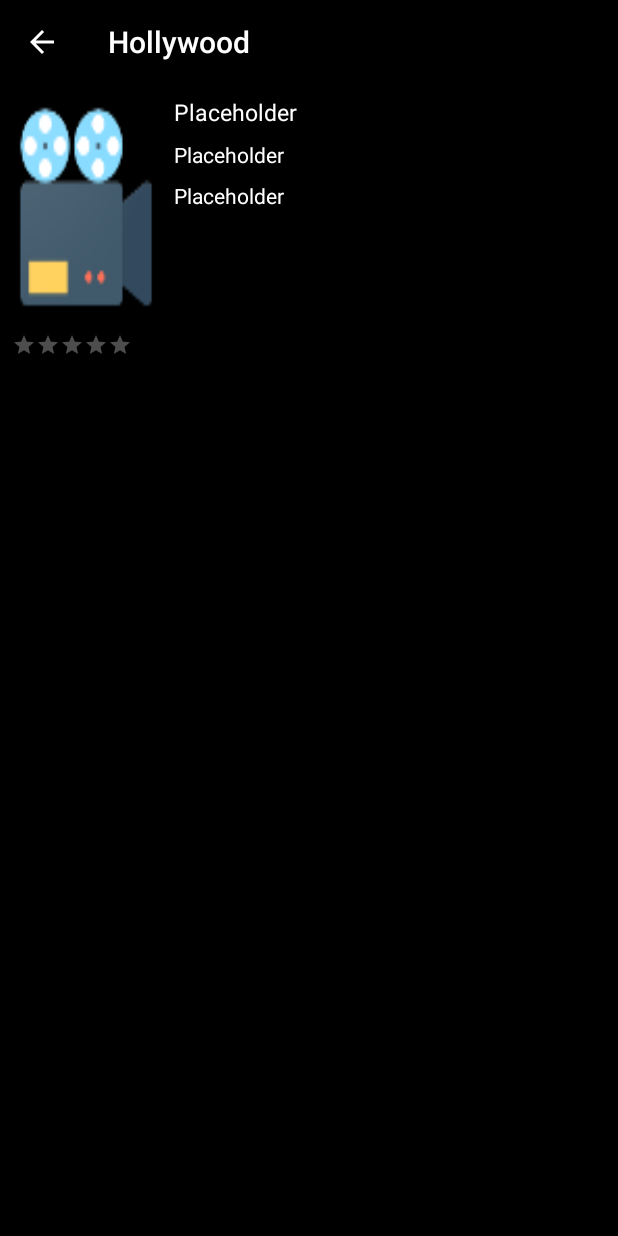
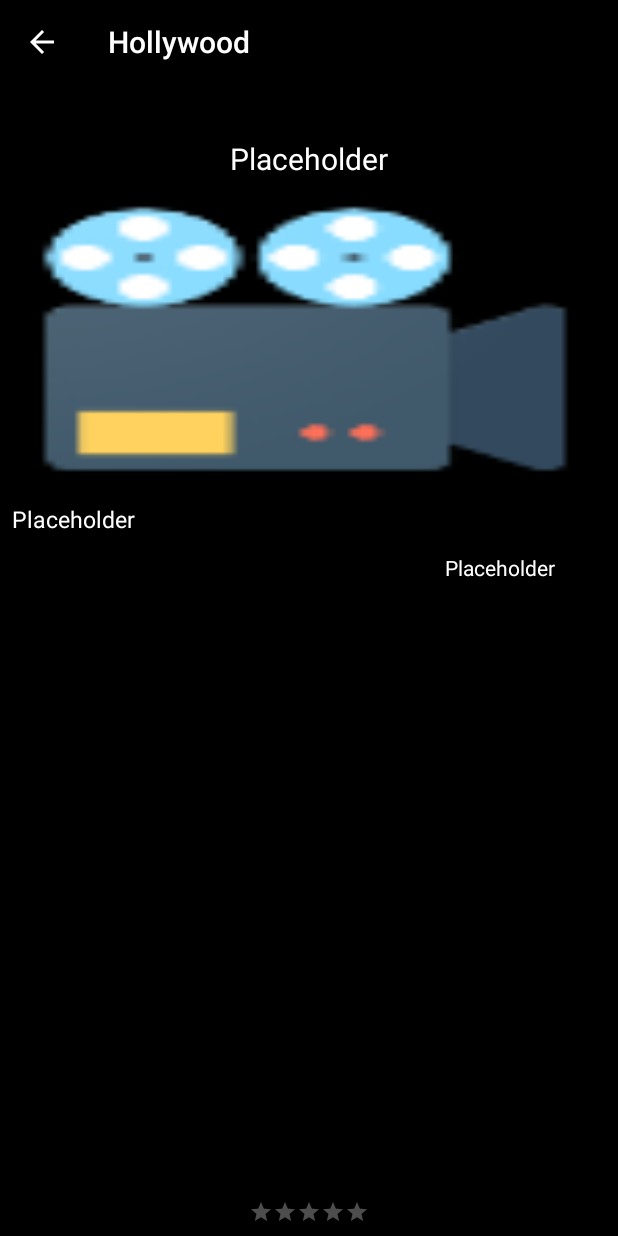
Before and after one commit to M7edshin/udacity-android-popular-movies-app, an Android app: the FavMovieDetailsActivity screen opened directly, with no data from a screen before it, on a phone screen of 412 x 824 dp. Run offline under Robolectric (Android 15) with nearby library versions, the phone set to English and light mode, and no system bars; our stand-ins replace ButterKnife, Picasso; libraries missing offline, so code that uses them is left out: com.borjabravo.readmoretextview; plain views replace ReadMoreTextView; pictures from the network do not load.

Commit message:
Initial commit

```diff
--- a/app/src/main/java/m7edshin/popularmovieapp/FavMovieDetailsActivity.java
+++ b/app/src/main/java/m7edshin/popularmovieapp/FavMovieDetailsActivity.java
@@ -57,7 +57,7 @@ public class FavMovieDetailsActivity extends AppCompatActivity {
             Picasso.with(this).load(path).into(iv_fav_poster);
             tv_fav_title.setText(movieTitle);
             tv_synopsis.setText(movieSynopsis);
-            tv_fav_release_date.setText(movieReleaseDate);
+            tv_fav_release_date.setText(getString(R.string.release)+movieReleaseDate);
             rating_bar.setRating(Float.parseFloat(movieRating) / 2);
 
         }
@@ -74,5 +74,4 @@ public class FavMovieDetailsActivity extends AppCompatActivity {
         }
         return super.onOptionsItemSelected(item);
     }
-
 }
--- a/app/src/main/java/m7edshin/popularmovieapp/Utilities/MovieExtraDetailsLoader.java
+++ b/app/src/main/java/m7edshin/popularmovieapp/Utilities/MovieExtraDetailsLoader.java
@@ -6,7 +6,6 @@ import android.content.Context;
 import java.util.List;
 
 import m7edshin.popularmovieapp.Models.MovieExtraDetails;
-import m7edshin.popularmovieapp.Models.MovieReview;
 
 /**
  * Created by Mohamed Shahin on 26/02/2018.
@@ -31,7 +30,7 @@ public class MovieExtraDetailsLoader extends AsyncTaskLoader<MovieExtraDetails>
     public MovieExtraDetails loadInBackground() {
         if(url == null) return null;
 
-        List<MovieReview> reviewsList;
+        List<String> reviewsList;
         List<String> videosList;
 
         reviewsList = NetworkingRequest.fetchMovieReviews(url);
@@ -39,4 +38,5 @@ public class MovieExtraDetailsLoader extends AsyncTaskLoader<MovieExtraDetails>
 
         return new MovieExtraDetails(reviewsList, videosList);
     }
+
 }
--- a/app/src/main/java/m7edshin/popularmovieapp/Utilities/NetworkingRequest.java
+++ b/app/src/main/java/m7edshin/popularmovieapp/Utilities/NetworkingRequest.java
@@ -13,7 +13,6 @@ import java.nio.charset.Charset;
 import java.util.List;
 
 import m7edshin.popularmovieapp.Models.MovieDetails;
-import m7edshin.popularmovieapp.Models.MovieReview;
 
 /**
  * Created by Mohamed Shahin on 17/02/2018.
@@ -128,7 +127,7 @@ class NetworkingRequest {
      * @param requestJsonUrl Json URL
      * @return List of movie reviews
      */
-    static List<MovieReview> fetchMovieReviews(String requestJsonUrl){
+    static List<String> fetchMovieReviews(String requestJsonUrl){
 
         String jsonResponse = "";
 
--- a/app/src/main/res/layout/activity_fav_movie_details.xml
+++ b/app/src/main/res/layout/activity_fav_movie_details.xml
@@ -2,33 +2,37 @@
 <android.support.constraint.ConstraintLayout
     xmlns:android="http://schemas.android.com/apk/res/android"
     xmlns:app="http://schemas.android.com/apk/res-auto"
-    xmlns:tools="http://schemas.android.com/tools"
     android:layout_width="match_parent"
     android:layout_height="match_parent"
     android:background="@color/colorPrimaryDark">
 
     <ImageView
         android:id="@+id/iv_fav_poster"
-        android:layout_width="100dp"
-        android:layout_height="150dp"
+        android:layout_width="match_parent"
+        android:layout_height="200dp"
+        android:layout_marginEnd="8dp"
         android:layout_marginStart="8dp"
         android:layout_marginTop="8dp"
         android:contentDescription="@string/movie_poster"
         android:scaleType="fitXY"
+        app:layout_constraintEnd_toEndOf="parent"
         app:layout_constraintStart_toStartOf="parent"
-        app:layout_constraintTop_toTopOf="parent"
+        app:layout_constraintTop_toBottomOf="@+id/tv_fav_title"
         app:srcCompat="@mipmap/ic_launcher" />
 
     <TextView
         android:id="@+id/tv_fav_title"
         android:layout_width="wrap_content"
-        android:layout_height="wrap_content"
+        android:layout_height="0dp"
+        android:layout_marginEnd="8dp"
         android:layout_marginStart="8dp"
-        android:layout_marginTop="8dp"
+        android:layout_marginTop="36dp"
         android:text="@string/placeholder"
         android:textColor="@color/colorWhite"
-        app:layout_constraintStart_toEndOf="@+id/iv_fav_poster"
-        app:layout_constraintTop_toBottomOf="@+id/tv_synopsis" />
+        app:layout_constraintEnd_toEndOf="parent"
+        app:layout_constraintStart_toStartOf="parent"
+        app:layout_constraintTop_toTopOf="parent"
+        android:textSize="20sp"/>
 
     <RatingBar
         android:id="@+id/rating_bar"
@@ -36,27 +40,32 @@
         android:layout_width="wrap_content"
         android:layout_height="wrap_content"
         android:layout_gravity="center"
+        android:layout_marginBottom="8dp"
+        android:layout_marginEnd="8dp"
         android:layout_marginStart="8dp"
-        android:layout_marginTop="8dp"
         android:clickable="false"
         android:gravity="start|center"
         android:isIndicator="true"
         android:numStars="5"
         android:stepSize="0.1"
         android:theme="@style/RatingBar"
-        app:layout_constraintStart_toStartOf="parent"
-        app:layout_constraintTop_toBottomOf="@+id/iv_fav_poster" />
+        app:layout_constraintBottom_toBottomOf="parent"
+        app:layout_constraintEnd_toEndOf="parent"
+        app:layout_constraintStart_toStartOf="parent" />
 
     <TextView
         android:id="@+id/tv_fav_release_date"
         android:layout_width="wrap_content"
-        android:layout_height="wrap_content"
+        android:layout_height="0dp"
+        android:layout_marginEnd="8dp"
         android:layout_marginStart="8dp"
-        android:layout_marginTop="8dp"
+        android:layout_marginTop="12dp"
         android:text="@string/placeholder"
         android:textColor="@color/colorWhite"
-        app:layout_constraintStart_toEndOf="@+id/iv_fav_poster"
-        app:layout_constraintTop_toBottomOf="@+id/tv_fav_title" />
+        app:layout_constraintEnd_toEndOf="parent"
+        app:layout_constraintHorizontal_bias="0.891"
+        app:layout_constraintStart_toStartOf="@+id/tv_synopsis"
+        app:layout_constraintTop_toBottomOf="@+id/tv_synopsis" />
 
     <com.borjabravo.readmoretextview.ReadMoreTextView
         android:id="@+id/tv_synopsis"
@@ -68,8 +77,8 @@
         android:textColor="@color/colorWhite"
         android:textSize="15sp"
         app:colorClickableText="@color/colorAccent"
-        app:layout_constraintStart_toEndOf="@+id/iv_fav_poster"
-        app:layout_constraintTop_toTopOf="parent" />
+        app:layout_constraintStart_toStartOf="parent"
+        app:layout_constraintTop_toBottomOf="@+id/iv_fav_poster" />
 
 
 </android.support.constraint.ConstraintLayout>
--- a/gradle.properties
+++ b/gradle.properties
@@ -15,3 +15,6 @@ org.gradle.jvmargs=-Xmx1536m
 # This option should only be used with decoupled projects. More details, visit
 # http://www.gradle.org/docs/current/userguide/multi_project_builds.html#sec:decoupled_projects
 # org.gradle.parallel=true
+
+# My Secret Movie API Key
+API_KEY="2c0d1dc824ba33cdfc10d5bdeb6367e7"
```
Also changed, not shown: app/src/main/java/m7edshin/popularmovieapp/CustomAdapters/ReviewsRecyclerAdapter.java (deleted, +0 -58 lines), app/src/main/java/m7edshin/popularmovieapp/Models/MovieExtraDetails.java (+4 -3 lines), app/src/main/java/m7edshin/popularmovieapp/Models/MovieReview.java (deleted, +0 -26 lines), app/src/main/java/m7edshin/popularmovieapp/MovieDetailsActivity.java (+45 -12 lines), app/src/main/java/m7edshin/popularmovieapp/Utilities/JsonMovieExtraDetails.java (+3 -9 lines), app/src/main/res/layout/activity_movie_details.xml (+4 -4 lines), app/src/main/res/layout/review_recycler_item.xml (deleted, +0 -61 lines), 32 other files.
